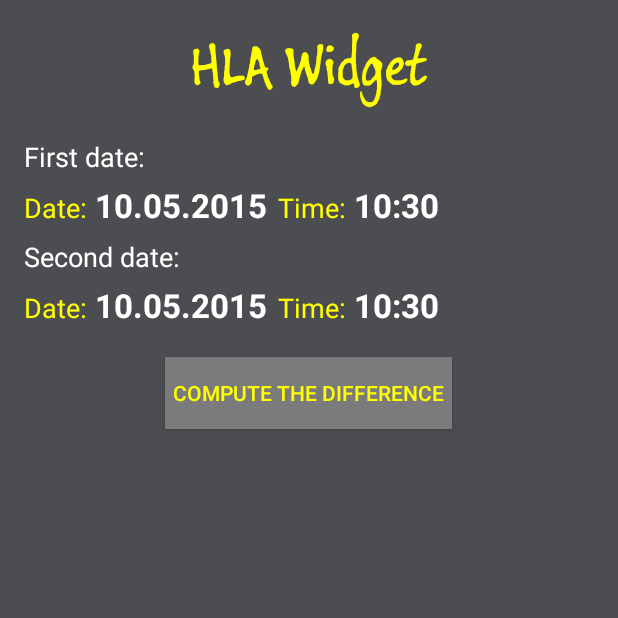
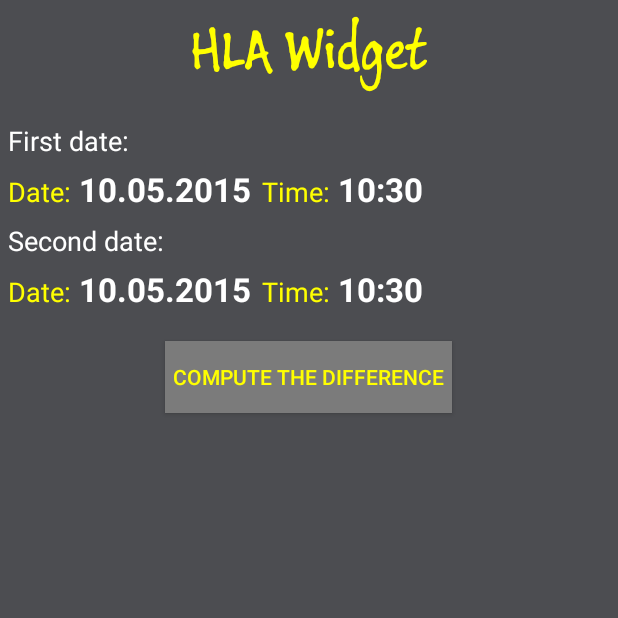
Before and after one commit to aminought/HowLongAgoWidget, an Android app: the screen it shows after launch (HLAActivity), on a phone screen of 412 x 824 dp, the top half of it. Run offline under Robolectric (Android 15) with nearby library versions, the phone set to English and light mode, and no system bars; our stand-ins replace AdMob.

Commit message:
Fixed #1, removed hardcoded strings

```diff
--- a/app/src/main/res/layout/hlaactivity.xml
+++ b/app/src/main/res/layout/hlaactivity.xml
@@ -1,23 +1,34 @@
-<AbsoluteLayout xmlns:android="http://schemas.android.com/apk/res/android"
+<?xml version="1.0" encoding="utf-8"?>
+<RelativeLayout xmlns:android="http://schemas.android.com/apk/res/android"
     xmlns:ads="http://schemas.android.com/apk/res-auto"
     xmlns:tools="http://schemas.android.com/tools"
     android:layout_width="match_parent"
     android:layout_height="match_parent"
+    android:padding="5dp"
     android:background="#4c4d51"
-    android:paddingBottom="@dimen/activity_vertical_margin"
-    android:paddingLeft="@dimen/activity_horizontal_margin"
-    android:paddingRight="@dimen/activity_horizontal_margin"
-    android:paddingTop="@dimen/activity_vertical_margin"
     tools:context="com.aminought.hlawidget.HLAActivity">
 
+    <com.google.android.gms.ads.AdView
+        android:id="@+id/ActivityAdView"
+        android:layout_width="wrap_content"
+        android:layout_height="wrap_content"
+        android:layout_centerHorizontal="true"
+        android:layout_alignParentBottom="true"
+        ads:adSize="BANNER"
+        ads:adUnitId="ca-app-pub-7011780208884328/5697220494" />
+
     <ScrollView
+        xmlns:ads="http://schemas.android.com/apk/res-auto"
+        xmlns:tools="http://schemas.android.com/tools"
         android:id="@+id/scrollView2"
+        android:layout_alignParentTop="true"
+        android:layout_above="@id/ActivityAdView"
         android:layout_width="match_parent"
-        android:layout_height="wrap_content">
+        android:layout_height="match_parent">
 
         <LinearLayout
             android:layout_width="fill_parent"
-            android:layout_height="fill_parent"
+            android:layout_height="wrap_content"
             android:orientation="vertical">
 
             <TextView
@@ -26,7 +37,7 @@
                 android:layout_height="wrap_content"
                 android:layout_gravity="center_horizontal"
                 android:layout_marginBottom="20dp"
-                android:text="HLA Widget"
+                android:text="@string/title"
                 android:textAppearance="?android:attr/textAppearanceLarge"
                 android:textColor="#ffff00"
                 android:textSize="40dp" />
@@ -36,7 +47,7 @@
                 android:layout_width="wrap_content"
                 android:layout_height="wrap_content"
                 android:layout_marginBottom="5dp"
-                android:text="First date:"
+                android:text="@string/first_date"
                 android:textAppearance="?android:attr/textAppearanceMedium"
                 android:textColor="#ffffff" />
 
@@ -51,7 +62,7 @@
                     android:layout_width="wrap_content"
                     android:layout_height="wrap_content"
                     android:layout_marginRight="5dp"
-                    android:text="Date:"
+                    android:text="@string/date"
                     android:textAppearance="?android:attr/textAppearanceMedium"
                     android:textColor="#ffff00" />
 
@@ -60,7 +71,7 @@
                     android:layout_width="wrap_content"
                     android:layout_height="wrap_content"
                     android:layout_marginRight="7dp"
-                    android:text="14.12.1994"
+                    android:text="@string/sample_date"
                     android:textAppearance="?android:attr/textAppearanceLarge"
                     android:textColor="#ffffff"
                     android:textStyle="bold" />
@@ -70,7 +81,7 @@
                     android:layout_width="wrap_content"
                     android:layout_height="wrap_content"
                     android:layout_marginRight="5dp"
-                    android:text="Time:"
+                    android:text="@string/time"
                     android:textAppearance="?android:attr/textAppearanceMedium"
                     android:textColor="#ffff00" />
 
@@ -78,7 +89,7 @@
                     android:id="@+id/showTimePicker1ActivityButton"
                     android:layout_width="wrap_content"
                     android:layout_height="wrap_content"
-                    android:text="00:00"
+                    android:text="@string/sample_time"
                     android:textAppearance="?android:attr/textAppearanceLarge"
                     android:textColor="#ffffff"
                     android:textStyle="bold" />
@@ -89,7 +100,7 @@
                 android:layout_width="wrap_content"
                 android:layout_height="wrap_content"
                 android:layout_marginBottom="5dp"
-                android:text="Second date:"
+                android:text="@string/second_date"
                 android:textAppearance="?android:attr/textAppearanceMedium"
                 android:textColor="#ffffff" />
 
@@ -103,7 +114,7 @@
                     android:layout_width="wrap_content"
                     android:layout_height="wrap_content"
                     android:layout_marginRight="5dp"
-                    android:text="Date:"
+                    android:text="@string/date"
                     android:textAppearance="?android:attr/textAppearanceMedium"
                     android:textColor="#ffff00" />
 
@@ -112,7 +123,7 @@
                     android:layout_width="wrap_content"
                     android:layout_height="wrap_content"
                     android:layout_marginRight="7dp"
-                    android:text="14.12.1994"
+                    android:text="@string/sample_date"
                     android:textAppearance="?android:attr/textAppearanceLarge"
                     android:textColor="#ffffff"
                     android:textStyle="bold" />
@@ -122,7 +133,7 @@
                     android:layout_width="wrap_content"
                     android:layout_height="wrap_content"
                     android:layout_marginRight="5dp"
-                    android:text="Time:"
+                    android:text="@string/time"
                     android:textAppearance="?android:attr/textAppearanceMedium"
                     android:textColor="#ffff00" />
 
@@ -131,7 +142,7 @@
                     android:layout_width="wrap_content"
                     android:layout_height="wrap_content"
                     android:layout_marginRight="7dp"
-                    android:text="00:00"
+                    android:text="@string/sample_time"
                     android:textAppearance="?android:attr/textAppearanceLarge"
                     android:textColor="#ffffff"
                     android:textStyle="bold" />
@@ -146,7 +157,7 @@
                 android:layout_marginTop="20dp"
                 android:background="#7b7b7b"
                 android:padding="5dp"
-                android:text="Compute the difference"
+                android:text="@string/compute_difference"
                 android:textColor="#ffff00" />
 
             <TextView
@@ -154,24 +165,9 @@
                 android:layout_width="wrap_content"
                 android:layout_height="wrap_content"
                 android:layout_gravity="center"
-                android:text="1 year\n1 month\n1 day\n1 hour\n1 minute"
+                android:text="@string/sample_result"
                 android:textSize="30dp" />
         </LinearLayout>
     </ScrollView>
 
-    <LinearLayout
-        android:orientation="vertical"
-        android:layout_width="fill_parent"
-        android:gravity="bottom"
-        android:layout_height="fill_parent">
-
-        <com.google.android.gms.ads.AdView
-            android:id="@+id/ActivityAdView"
-            android:layout_width="wrap_content"
-            android:layout_height="wrap_content"
-            android:layout_gravity="center"
-            ads:adSize="BANNER"
-            ads:adUnitId="ca-app-pub-7011780208884328/5697220494" />
-    </LinearLayout>
-
-</AbsoluteLayout>
+</RelativeLayout>
--- a/app/src/main/res/layout/hlawidget_configure.xml
+++ b/app/src/main/res/layout/hlawidget_configure.xml
@@ -1,5 +1,5 @@
 <?xml version="1.0" encoding="utf-8"?>
-<AbsoluteLayout xmlns:android="http://schemas.android.com/apk/res/android"
+<RelativeLayout xmlns:android="http://schemas.android.com/apk/res/android"
     xmlns:ads="http://schemas.android.com/apk/res-auto"
     android:layout_width="fill_parent"
     android:layout_height="fill_parent"
@@ -9,9 +9,20 @@
     android:background="#4c4d51"
     android:weightSum="1">
 
+    <com.google.android.gms.ads.AdView
+        android:id="@+id/ConfigureAdView"
+        android:layout_width="wrap_content"
+        android:layout_height="wrap_content"
+        android:layout_alignParentBottom="true"
+        android:layout_centerHorizontal="true"
+        ads:adSize="BANNER"
+        ads:adUnitId="ca-app-pub-7011780208884328/5697220494" />
+
     <ScrollView
         android:layout_width="fill_parent"
         android:layout_height="fill_parent"
+        android:layout_alignParentTop="true"
+        android:layout_above="@id/ConfigureAdView"
         android:id="@+id/scrollView">
 
         <LinearLayout
@@ -26,7 +37,7 @@
                 android:layout_width="wrap_content"
                 android:layout_height="wrap_content"
                 android:textAppearance="?android:attr/textAppearanceSmall"
-                android:text="@string/hello_sun"
+                android:text="@string/title"
                 android:layout_gravity="center"
                 android:paddingBottom="10dp"
                 android:textSize="40dp"
@@ -160,19 +171,4 @@
         </LinearLayout>
     </ScrollView>
 
-    <LinearLayout
-        android:orientation="vertical"
-        android:layout_width="fill_parent"
-        android:gravity="bottom"
-        android:layout_height="fill_parent">
-
-        <com.google.android.gms.ads.AdView
-            android:id="@+id/ConfigureAdView"
-            android:layout_width="wrap_content"
-            android:layout_height="wrap_content"
-            android:layout_gravity="center"
-            ads:adSize="BANNER"
-            ads:adUnitId="ca-app-pub-7011780208884328/5697220494" />
-    </LinearLayout>
-
-</AbsoluteLayout>
+</RelativeLayout>
--- a/app/src/main/res/values/strings.xml
+++ b/app/src/main/res/values/strings.xml
@@ -1,7 +1,7 @@
 <resources>
     <string name="app_name">How Long Ago Widget</string>
     <string name="loading">Loading…</string>
-    <string name="hello_sun">HLA Widget</string>
+    <string name="title">HLA Widget</string>
     <string name="what">What event do you want to remember?</string>
     <string name="when">When it happened?</string>
     <string name="date">Date:</string>
@@ -12,7 +12,10 @@
     <string name="choose_image">Choose image</string>
     <string name="resetImage">Reset image</string>
     <string name="title_activity_hla">HLAActivity</string>
-
+    <string name="first_date">First date:</string>
+    <string name="second_date">Second date:</string>
+    <string name="compute_difference">Compute the difference</string>
+    <string name="sample_result">1 year\n1 month\n1 day\n1 hour\n1 minute</string>
     <string name="hello_world">Hello world!</string>
     <string name="action_settings">Settings</string>
 </resources>
```
Also changed, not shown: 1 other file.
